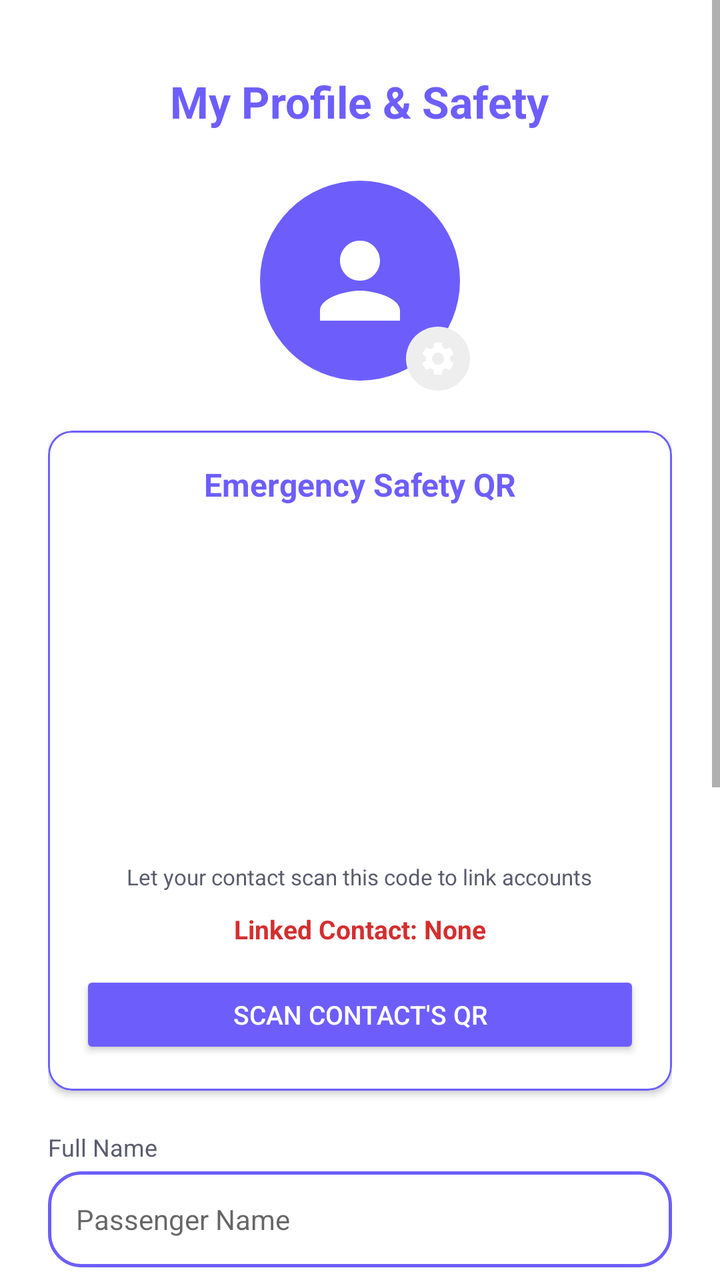
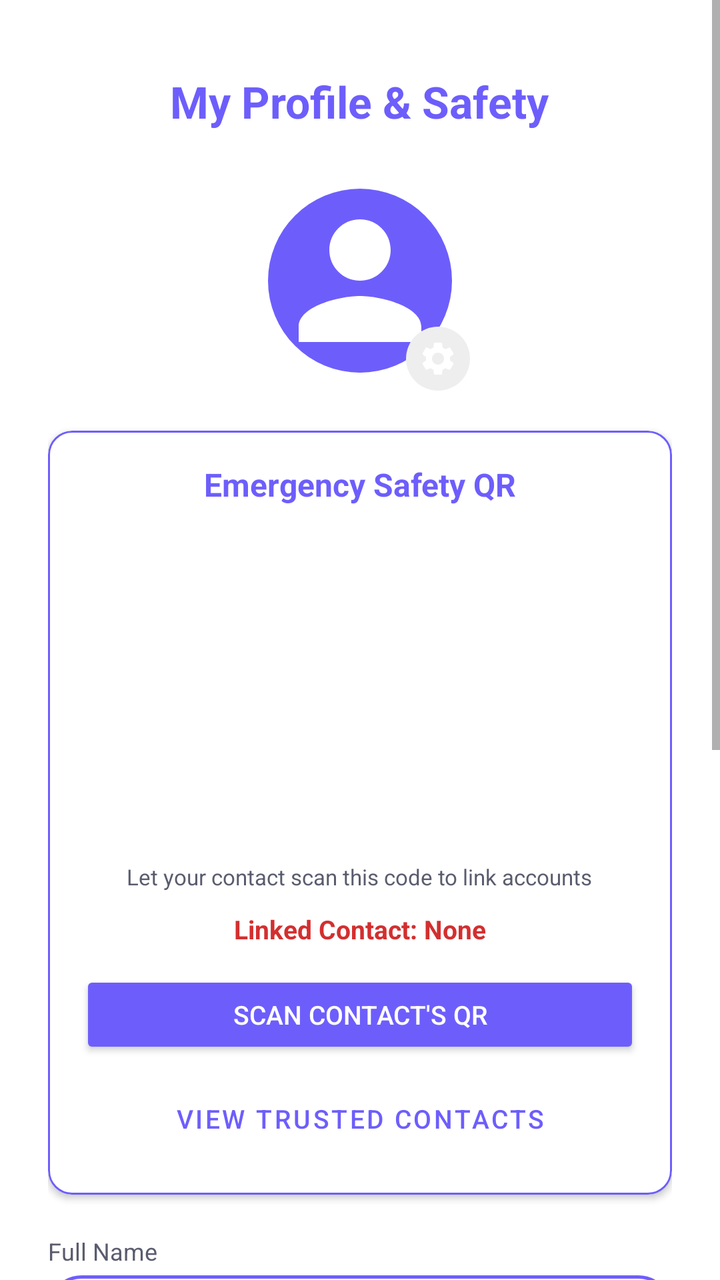

Before-and-after screenshots of an Android layout around one commit, followed by the original layout XML and the change that was made.
<!-- AndroidManifest.xml: application theme Theme.RUTA -->
<!-- res/layout/fragment_profile.xml -->
<?xml version="1.0" encoding="utf-8"?>
<ScrollView xmlns:android="http://schemas.android.com/apk/res/android"
    xmlns:app="http://schemas.android.com/apk/res-auto"
    android:layout_width="match_parent"
    android:layout_height="match_parent"
    android:background="@color/white"
    android:fillViewport="true">

    <LinearLayout
        android:layout_width="match_parent"
        android:layout_height="wrap_content"
        android:gravity="center_horizontal"
        android:orientation="vertical"
        android:padding="24dp">

        <TextView
            android:layout_width="wrap_content"
            android:layout_height="wrap_content"
            android:layout_marginTop="12dp"
            android:text="My Profile &amp; Safety"
            android:textColor="@color/ruta_red"
            android:textSize="22sp"
            android:textStyle="bold" />

        
        <RelativeLayout
            android:layout_width="110dp"
            android:layout_height="110dp"
            android:layout_marginTop="20dp">

            <ImageView
                android:id="@+id/imgProfile"
                android:layout_width="100dp"
                android:layout_height="100dp"
                android:layout_centerInParent="true"
                android:background="@drawable/circle_red"
                android:padding="20dp"
                android:src="@drawable/ic_person" />

            <ImageView
                android:id="@+id/btnChangePhoto"
                android:layout_width="32dp"
                android:layout_height="32dp"
                android:layout_alignParentEnd="true"
                android:layout_alignParentBottom="true"
                android:background="@drawable/circle_search"
                android:padding="6dp"
                android:src="@drawable/ic_settings" />
        </RelativeLayout>

        
        <com.google.android.material.card.MaterialCardView
            android:layout_width="match_parent"
            android:layout_height="wrap_content"
            android:layout_marginTop="20dp"
            app:cardCornerRadius="12dp"
            app:cardElevation="2dp"
            app:strokeColor="@color/ruta_red"
            app:strokeWidth="1dp">

            <LinearLayout
                android:layout_width="match_parent"
                android:layout_height="wrap_content"
                android:gravity="center_horizontal"
                android:orientation="vertical"
                android:padding="16dp">

                <TextView
                    android:layout_width="wrap_content"
                    android:layout_height="wrap_content"
                    android:text="Emergency Safety QR"
                    android:textColor="@color/ruta_red"
                    android:textSize="16sp"
                    android:textStyle="bold" />

                <ImageView
                    android:id="@+id/imgMyQrCode"
                    android:layout_width="160dp"
                    android:layout_height="160dp"
                    android:layout_marginTop="12dp"
                    android:scaleType="fitCenter" />

                <TextView
                    android:layout_width="wrap_content"
                    android:layout_height="wrap_content"
                    android:layout_marginTop="6dp"
                    android:text="Let your contact scan this code to link accounts"
                    android:textColor="@color/text_gray"
                    android:textSize="11sp" />

                <TextView
                    android:id="@+id/txtLinkedContactStatus"
                    android:layout_width="wrap_content"
                    android:layout_height="wrap_content"
                    android:layout_marginTop="10dp"
                    android:text="Linked Contact: None"
                    android:textColor="#D32F2F"
                    android:textSize="13sp"
                    android:textStyle="bold" />

                <Button
                    android:id="@+id/btnScanQr"
                    android:layout_width="match_parent"
                    android:layout_height="44dp"
                    android:layout_marginTop="12dp"
                    android:backgroundTint="@color/ruta_red"
                    android:text="Scan Contact's QR"
                    android:textColor="@color/white"
                    android:textSize="13sp" />

            </LinearLayout>
        </com.google.android.material.card.MaterialCardView>

        
        <LinearLayout
            android:layout_width="match_parent"
            android:layout_height="wrap_content"
            android:layout_marginTop="20dp"
            android:orientation="vertical">

            <TextView
                android:layout_width="wrap_content"
                android:layout_height="wrap_content"
                android:text="Full Name"
                android:textColor="@color/text_gray"
                android:textSize="12sp" />

            <EditText
                android:id="@+id/etFullName"
                android:layout_width="match_parent"
                android:layout_height="48dp"
                android:layout_marginTop="4dp"
                android:background="@drawable/bg_card_outline"
                android:hint="Passenger Name"
                android:inputType="textPersonName"
                android:paddingHorizontal="14dp"
                android:textSize="14sp" />

            <TextView
                android:layout_width="wrap_content"
                android:layout_height="wrap_content"
                android:layout_marginTop="14dp"
                android:text="Mobile Number"
                android:textColor="@color/text_gray"
                android:textSize="12sp" />

            <EditText
                android:id="@+id/etPhone"
                android:layout_width="match_parent"
                android:layout_height="48dp"
                android:layout_marginTop="4dp"
                android:background="@drawable/bg_card_outline"
                android:hint="+63 912 345 6789"
                android:inputType="phone"
                android:paddingHorizontal="14dp"
                android:textSize="14sp" />

            <TextView
                android:layout_width="wrap_content"
                android:layout_height="wrap_content"
                android:layout_marginTop="14dp"
                android:text="Email Address"
                android:textColor="@color/text_gray"
                android:textSize="12sp" />

            <EditText
                android:id="@+id/etEmail"
                android:layout_width="match_parent"
                android:layout_height="48dp"
                android:layout_marginTop="4dp"
                android:background="@drawable/bg_card_outline"
                android:hint="passenger@gmail.com"
                android:inputType="textEmailAddress"
                android:paddingHorizontal="14dp"
                android:textSize="14sp" />

            <TextView
                android:layout_width="wrap_content"
                android:layout_height="wrap_content"
                android:layout_marginTop="14dp"
                android:text="Emergency Contact Number"
                android:textColor="@color/text_gray"
                android:textSize="12sp" />

            <EditText
                android:id="@+id/etEmergencyContact"
                android:layout_width="match_parent"
                android:layout_height="48dp"
                android:layout_marginTop="4dp"
                android:background="@drawable/bg_card_outline"
                android:hint="+63 998 765 4321"
                android:inputType="phone"
                android:paddingHorizontal="14dp"
                android:textSize="14sp" />

            <Button
                android:id="@+id/btnSaveProfile"
                android:layout_width="match_parent"
                android:layout_height="50dp"
                android:layout_marginTop="24dp"
                android:backgroundTint="@color/ruta_red"
                android:text="Save Changes"
                android:textColor="@color/white"
                android:textStyle="bold" />

            <Button
                android:id="@+id/btnLogout"
                style="@style/Widget.MaterialComponents.Button.OutlinedButton"
                android:layout_width="match_parent"
                android:layout_height="50dp"
                android:layout_marginTop="12dp"
                android:text="Logout"
                android:textColor="@color/ruta_red"
                android:textStyle="bold"
                app:strokeColor="@color/ruta_red" />

        </LinearLayout>
    </LinearLayout>
</ScrollView>
<!-- resources referenced by this layout -->
<resources>
  <color name="ruta_red">@color/ruta_primary</color>
  <color name="text_gray">@color/ruta_text_secondary</color>
  <color name="white">#FFFFFF</color>
  <!-- drawable bg_card_outline (drawable) -->
  <?xml version="1.0" encoding="utf-8"?>
  <shape xmlns:android="http://schemas.android.com/apk/res/android">
      <solid android:color="@color/white" />
      <corners android:radius="16dp" />
      <stroke android:width="1.5dp" android:color="@color/ruta_red" />
  </shape>
  <!-- drawable circle_red (drawable) -->
  <?xml version="1.0" encoding="utf-8"?>
  <shape xmlns:android="http://schemas.android.com/apk/res/android" android:shape="oval">
      <solid android:color="@color/ruta_red" />
  </shape>
  <!-- drawable circle_search (drawable) -->
  <?xml version="1.0" encoding="utf-8"?>
  <shape xmlns:android="http://schemas.android.com/apk/res/android" android:shape="oval">
      <solid android:color="#EEEEEE" />
  </shape>
  <!-- drawable ic_person (drawable) -->
  <vector xmlns:android="http://schemas.android.com/apk/res/android"
      android:width="24dp" android:height="24dp" android:viewportWidth="24" android:viewportHeight="24">
      <path android:fillColor="#FFFFFF" android:pathData="M12,12c2.21,0 4,-1.79 4,-4s-1.79,-4 -4,-4 -4,1.79 -4,4 1.79,4 4,4zM12,14c-2.67,0 -8,1.34 -8,4v2h16v-2c0,-2.66 -5.33,-4 -8,-4z" />
  </vector>
  <!-- drawable ic_settings (drawable) -->
  <vector xmlns:android="http://schemas.android.com/apk/res/android"
      android:width="24dp" android:height="24dp" android:viewportWidth="24" android:viewportHeight="24">
      <path android:fillColor="#FFFFFF" android:pathData="M19.14,12.94c0.04,-0.3 0.06,-0.61 0.06,-0.94c0,-0.32 -0.02,-0.64 -0.07,-0.94l2.03,-1.58c0.18,-0.14 0.23,-0.41 0.12,-0.61l-1.92,-3.32c-0.12,-0.22 -0.37,-0.29 -0.59,-0.22l-2.39,0.96c-0.5,-0.38 -1.03,-0.7 -1.62,-0.94L14.4,2.81c-0.04,-0.24 -0.24,-0.41 -0.48,-0.41h-3.84c-0.24,0 -0.43,0.17 -0.47,0.41L9.25,5.35c-0.59,0.24 -1.13,0.57 -1.62,0.94L5.24,5.33c-0.22,-0.08 -0.47,0 -0.59,0.22L2.74,8.87C2.62,9.08 2.66,9.34 2.86,9.48l2.03,1.58C4.84,11.36 4.8,11.69 4.8,12s0.02,0.64 0.07,0.94l-2.03,1.58c-0.18,0.14 -0.23,0.41 -0.12,0.61l1.92,3.32c0.12,0.22 0.37,0.29 0.59,0.22l2.39,-0.96c0.5,0.38 1.03,0.7 1.62,0.94l0.36,2.54c0.05,0.24 0.24,0.41 0.48,0.41h3.84c0.24,0 0.44,-0.17 0.47,-0.41l0.36,-2.54c0.59,-0.24 1.13,-0.56 1.62,-0.94l2.39,0.96c0.22,0.08 0.47,0 0.59,-0.22l1.92,-3.32c0.12,-0.22 0.07,-0.47 -0.12,-0.61L19.14,12.94zM12,15.6c-1.98,0 -3.6,-1.62 -3.6,-3.6s1.62,-3.6 3.6,-3.6 3.6,1.62 3.6,3.6 -1.62,3.6 -3.6,3.6z" />
  </vector>
  <style name="Theme.RUTA" parent="Theme.MaterialComponents.DayNight.NoActionBar">
          
          <item name="colorPrimary">@color/ruta_primary</item>
          <item name="colorPrimaryVariant">@color/ruta_primary_dark</item>
          <item name="colorOnPrimary">@color/white</item>
          <item name="colorSecondary">@color/ruta_primary</item>
          <item name="colorSecondaryVariant">@color/ruta_primary_dark</item>
          <item name="colorOnSecondary">@color/white</item>
  
          
          <item name="android:statusBarColor">@color/ruta_primary</item>
          <item name="android:windowLightStatusBar" tools:targetApi="m">false</item>
      </style>
  <color name="ruta_primary">#6D5EFC</color>
  <color name="ruta_text_secondary">#5A5C6E</color>
  <color name="ruta_primary_dark">#4B38E0</color>
</resources>

<!-- the commit's change to res/layout/fragment_profile.xml (unified diff, before → after) -->
@@ -28,15 +28,19 @@
             android:layout_height="110dp"
             android:layout_marginTop="20dp">
 
-            <ImageView
+            
+            <com.google.android.material.imageview.ShapeableImageView
                 android:id="@+id/imgProfile"
                 android:layout_width="100dp"
                 android:layout_height="100dp"
                 android:layout_centerInParent="true"
                 android:background="@drawable/circle_red"
-                android:padding="20dp"
-                android:src="@drawable/ic_person" />
-
+                android:padding="4dp"
+                android:scaleType="centerCrop"
+                android:src="@drawable/ic_person"
+                app:shapeAppearanceOverlay="@style/ShapeAppearance.Material3.Corner.Full" />
+
+            
             <ImageView
                 android:id="@+id/btnChangePhoto"
                 android:layout_width="32dp"
@@ -44,6 +48,8 @@
                 android:layout_alignParentEnd="true"
                 android:layout_alignParentBottom="true"
                 android:background="@drawable/circle_search"
+                android:clickable="true"
+                android:focusable="true"
                 android:padding="6dp"
                 android:src="@drawable/ic_settings" />
         </RelativeLayout>
@@ -108,6 +114,18 @@
                     android:textColor="@color/white"
                     android:textSize="13sp" />
 
+                
+                <Button
+                    android:id="@+id/btnViewTrustedList"
+                    style="@style/Widget.MaterialComponents.Button.OutlinedButton"
+                    android:layout_width="match_parent"
+                    android:layout_height="44dp"
+                    android:layout_marginTop="8dp"
+                    android:text="View Trusted Contacts"
+                    android:textColor="@color/ruta_red"
+                    android:textSize="13sp"
+                    app:strokeColor="@color/ruta_red" />
+
             </LinearLayout>
         </com.google.android.material.card.MaterialCardView>
 
